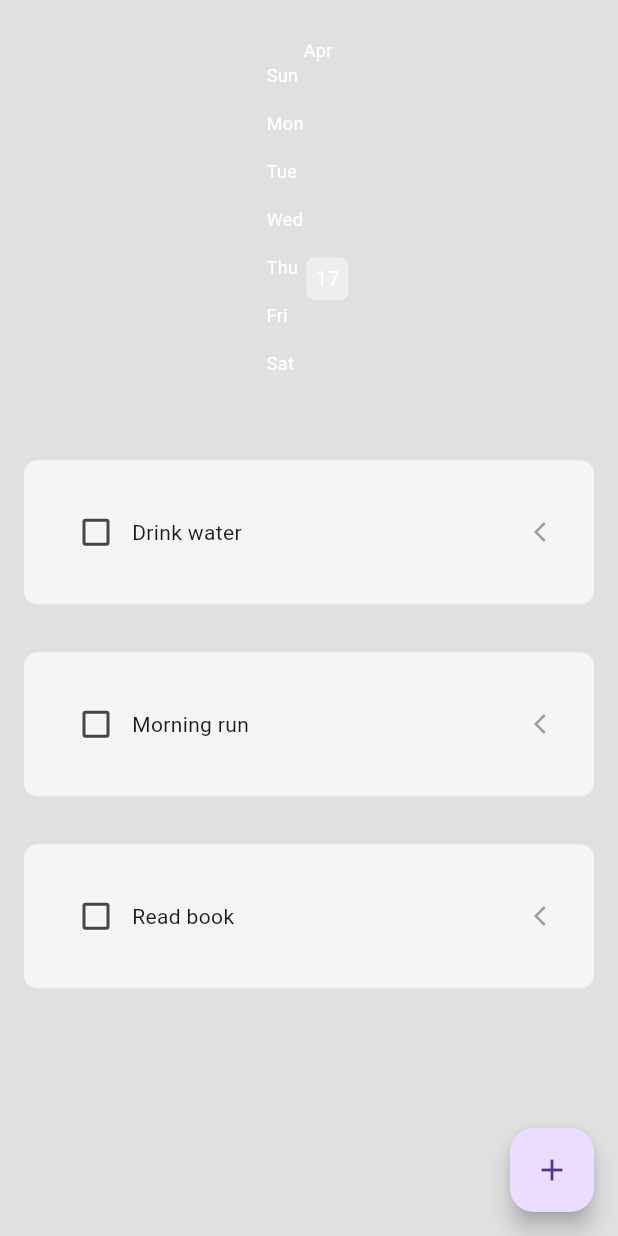
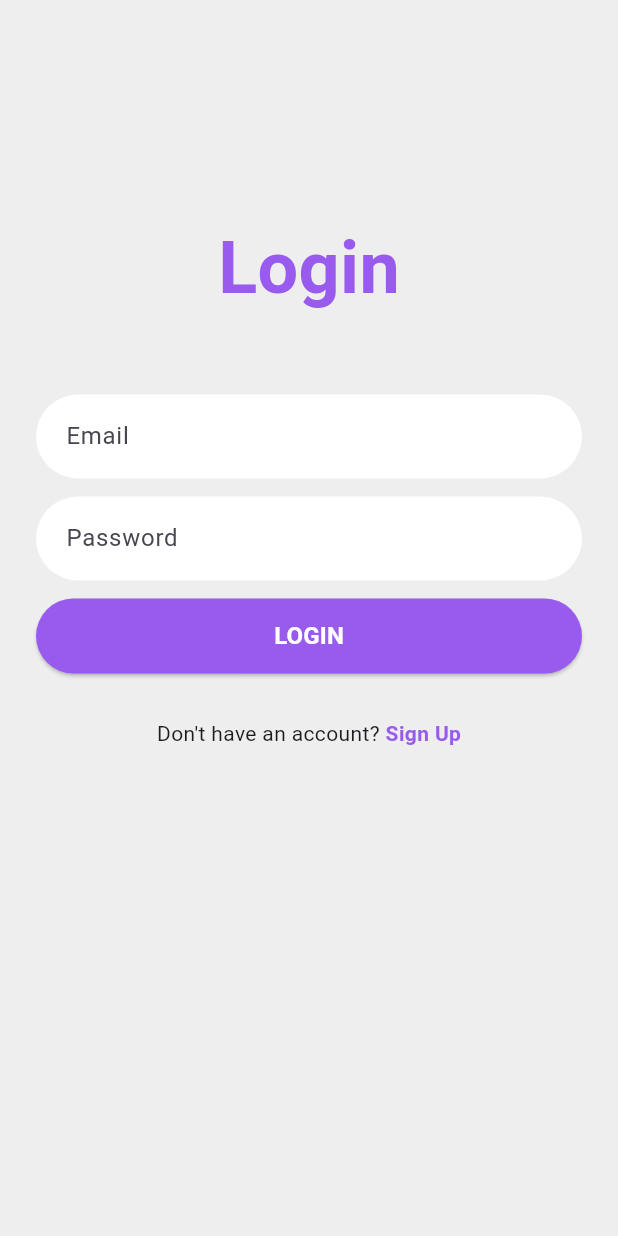
Before and after one commit to Osama-medhat0/Habit-Tracker, a Flutter app: the screen it shows after launch, on a phone screen of 412 x 824 dp. Run offline on Flutter 3.47's test engine with Material 3 defaults, Android fonts, the phone set to English and light mode, and no system bars; drawn by our look-alikes of flutter_heatmap_calendar, flutter_slidable; our stand-ins replace hive_flutter, percent_indicator; accounts and stored records are empty; Roboto replaces fonts that are missing (Comfortaa).

```diff
--- a/lib/main.dart
+++ b/lib/main.dart
@@ -1,5 +1,8 @@
 import 'package:flutter/material.dart';
+import 'package:habit_tracker/pages/dashboard_screen.dart';
 import 'package:habit_tracker/pages/home_page.dart';
+import 'package:habit_tracker/pages/login.dart';
+import 'package:habit_tracker/pages/register.dart';
 import 'package:hive_flutter/hive_flutter.dart';
 
 void main() async {
@@ -16,6 +19,12 @@ class MyApp extends StatelessWidget {
 
   @override
   Widget build(BuildContext context) {
-    return MaterialApp(debugShowCheckedModeBanner: false, home: HomePage());
+    // return MaterialApp(debugShowCheckedModeBanner: false, home: HomePage());
+    return MaterialApp(debugShowCheckedModeBanner: false, home: Login());
+    // return MaterialApp(debugShowCheckedModeBanner: false, home: Register());
+    // return MaterialApp(
+    //   debugShowCheckedModeBanner: false,
+    //   home: DashboardScreen(),
+    // );
   }
 }
--- /dev/null
+++ b/lib/pages/login.dart
@@ -0,0 +1,121 @@
+import 'package:flutter/material.dart';
+import 'package:habit_tracker/pages/register.dart';
+
+class Login extends StatelessWidget {
+  final _formKey = GlobalKey<FormState>();
+
+  @override
+  Widget build(BuildContext context) {
+    return Scaffold(
+      backgroundColor: Colors.grey[200],
+      resizeToAvoidBottomInset: true,
+      body: SafeArea(
+        child: SingleChildScrollView(
+          child: Padding(
+            padding: const EdgeInsets.all(24.0),
+            child: Column(
+              crossAxisAlignment: CrossAxisAlignment.start,
+              children: [
+                SizedBox(height: 120),
+
+                // Register Title
+                Center(
+                  child: Text(
+                    "Login",
+                    style: TextStyle(
+                      fontFamily: 'Comfortaa',
+                      fontSize: 48,
+                      fontWeight: FontWeight.bold,
+                      color: Color.fromARGB(255, 152, 91, 237),
+                    ),
+                  ),
+                ),
+                SizedBox(height: 50),
+
+                // Input Fields
+                Form(
+                  key: _formKey,
+                  child: Column(
+                    children: [
+                      buildTextField("Email"),
+                      SizedBox(height: 12),
+                      buildTextField("Password", isPassword: true),
+                      SizedBox(height: 12),
+
+                      // Register Button
+                      SizedBox(
+                        width: double.infinity,
+                        height: 50,
+                        child: ElevatedButton(
+                          style: ElevatedButton.styleFrom(
+                            backgroundColor: Color.fromARGB(255, 152, 91, 237),
+                            shape: RoundedRectangleBorder(
+                              borderRadius: BorderRadius.circular(30),
+                            ),
+                          ),
+                          onPressed: () {
+                            // Register action
+                          },
+                          child: Text(
+                            "LOGIN",
+                            style: TextStyle(
+                              fontWeight: FontWeight.bold,
+                              fontSize: 16,
+                              color: Colors.white,
+                            ),
+                          ),
+                        ),
+                      ),
+                      SizedBox(height: 30),
+
+                      // Sign In Text
+                      Row(
+                        mainAxisAlignment: MainAxisAlignment.center,
+                        children: [
+                          Text("Don't have an account? "),
+                          GestureDetector(
+                            onTap: () {
+                              Navigator.push(
+                                context,
+                                MaterialPageRoute(
+                                  builder: (context) => Register(),
+                                ),
+                              );
+                            },
+                            child: Text(
+                              "Sign Up",
+                              style: TextStyle(
+                                color: Color.fromARGB(255, 152, 91, 237),
+                                fontWeight: FontWeight.bold,
+                              ),
+                            ),
+                          ),
+                        ],
+                      ),
+                    ],
+                  ),
+                ),
+              ],
+            ),
+          ),
+        ),
+      ),
+    );
+  }
+
+  Widget buildTextField(String hint, {bool isPassword = false}) {
+    return TextFormField(
+      obscureText: isPassword,
+      decoration: InputDecoration(
+        hintText: hint,
+        filled: true,
+        fillColor: Colors.white,
+        contentPadding: EdgeInsets.symmetric(vertical: 16, horizontal: 16),
+        border: OutlineInputBorder(
+          borderRadius: BorderRadius.circular(30),
+          borderSide: BorderSide.none,
+        ),
+      ),
+    );
+  }
+}
--- a/pubspec.yaml
+++ b/pubspec.yaml
@@ -38,6 +38,7 @@ dependencies:
   hive: ^2.2.3
   hive_flutter: ^1.1.0
   flutter_heatmap_calendar: ^1.0.5
+  percent_indicator: ^4.2.2
 
 dev_dependencies:
   flutter_test:
```
Also changed, not shown: lib/pages/dashboard_screen.dart (added, +182 -0 lines), lib/pages/home_page.dart (+14 -3 lines), lib/pages/register.dart (added, +125 -0 lines), pubspec.lock.
